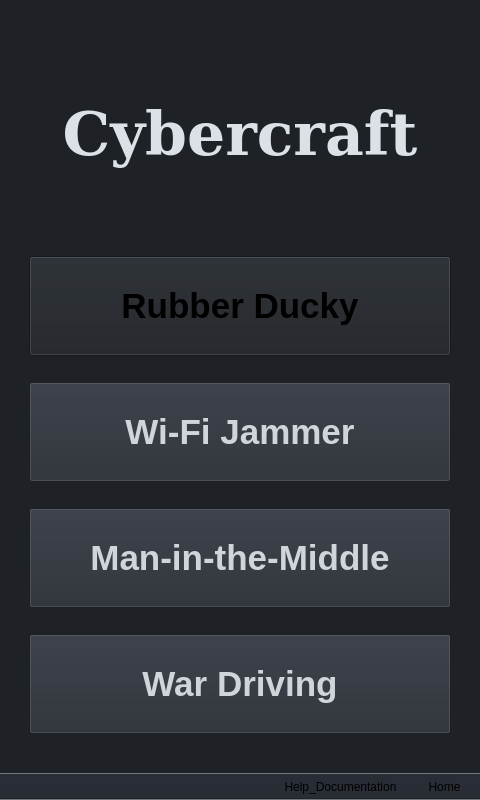
Above: QT_Application/QT_Application/main_window.ui from GeekTech-mirror/qt-cybersecurity_lesson before the change. Below: the same form after it.
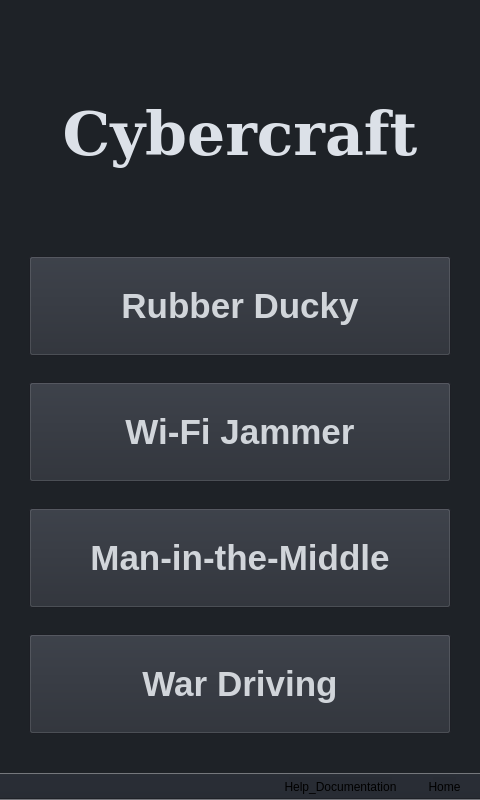
That is the form after the change. Icons and pictures are not drawn.

```diff
--- a/QT_Application/QT_Application/main_window.ui
+++ b/QT_Application/QT_Application/main_window.ui
@@ -142,6 +142,12 @@
             <bold>true</bold>
            </font>
           </property>
+          <property name="styleSheet">
+           <string notr="true">QPushButton {
+	color: rgb(209, 213, 218);
+	background-color: rgb(40, 44, 52);
+}</string>
+          </property>
           <property name="text">
            <string>Rubber Ducky</string>
           </property>
```
